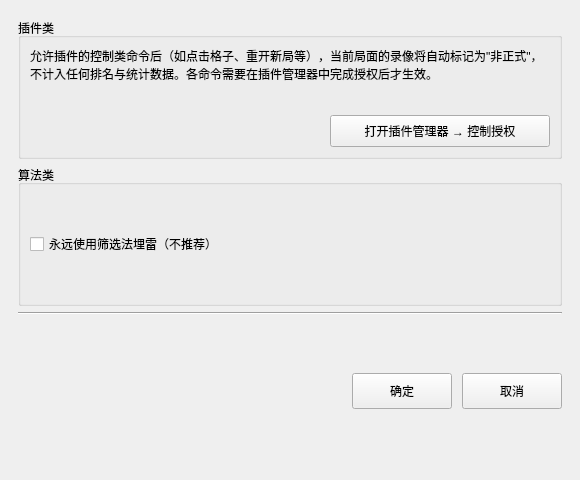
Above: uiFiles/ui_advanced.ui from ljzloser/Solvable-Minesweeper before the change. Below: the same form after it.
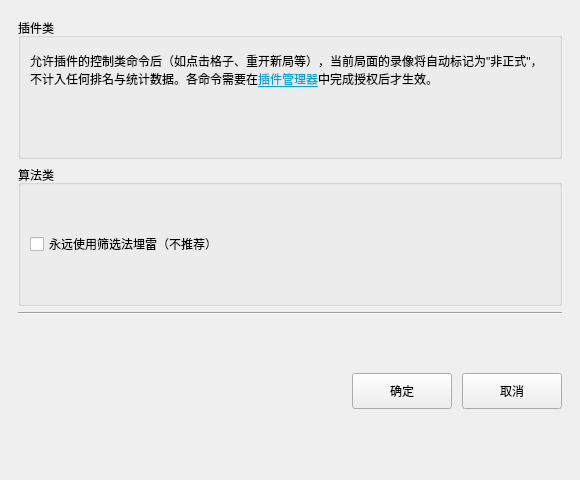
That is the form after the change.

Diff of the .ui file:
```diff
--- a/uiFiles/ui_advanced.ui
+++ b/uiFiles/ui_advanced.ui
@@ -37,8 +37,11 @@
         <property name="wordWrap">
          <bool>true</bool>
         </property>
+         <property name="textFormat">
+          <enum>Qt::RichText</enum>
+         </property>
         <property name="text">
-         <string>允许插件的控制类命令后（如点击格子、重开新局等），当前局面的录像将自动标记为"非正式"，不计入任何排名与统计数据。各命令需要在插件管理器中完成授权后才生效。</string>
+          <string>允许插件的控制类命令后（如点击格子、重开新局等），当前局面的录像将自动标记为"非正式"，不计入任何排名与统计数据。各命令需要在&lt;a href=&quot;plugin:manager&quot; style=&quot;color:#00A2E8; text-decoration:underline;&quot;&gt;插件管理器&lt;/a&gt;中完成授权后才生效。</string>
         </property>
        </widget>
       </item>
@@ -60,56 +63,6 @@
         </layout>
        </widget>
       </item>
-      <item>
-       <widget class="QWidget" name="widget_btn_auth" native="true">
-        <layout class="QHBoxLayout" name="horizontalLayout_btn_auth">
-         <property name="leftMargin">
-          <number>0</number>
-         </property>
-         <property name="topMargin">
-          <number>0</number>
-         </property>
-         <property name="rightMargin">
-          <number>0</number>
-         </property>
-         <property name="bottomMargin">
-          <number>0</number>
-         </property>
-         <item>
-          <spacer name="horizontalSpacer_btn_auth">
-           <property name="orientation">
-            <enum>Qt::Horizontal</enum>
-           </property>
-           <property name="sizeHint" stdset="0">
-            <size>
-             <width>0</width>
-             <height>20</height>
-            </size>
-           </property>
-          </spacer>
-         </item>
-         <item>
-          <widget class="QPushButton" name="btn_open_auth_dialog">
-           <property name="minimumSize">
-            <size>
-             <width>220</width>
-             <height>32</height>
-            </size>
-           </property>
-           <property name="maximumSize">
-            <size>
-             <width>280</width>
-             <height>16777215</height>
-            </size>
-           </property>
-           <property name="text">
-            <string>打开插件管理器 → 控制授权</string>
-           </property>
-          </widget>
-         </item>
-        </layout>
-       </widget>
-      </item>
      </layout>
     </widget>
    </item>
```
Lines whose indentation alone changed are shown as unchanged.
